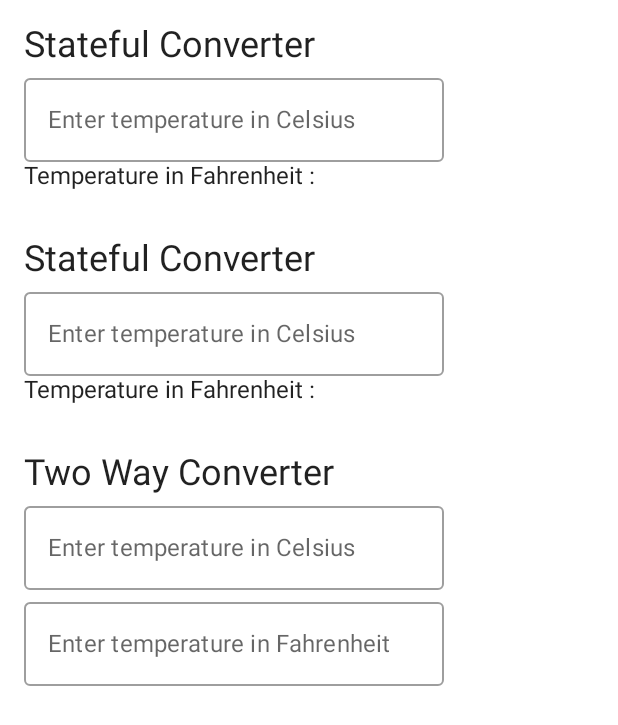
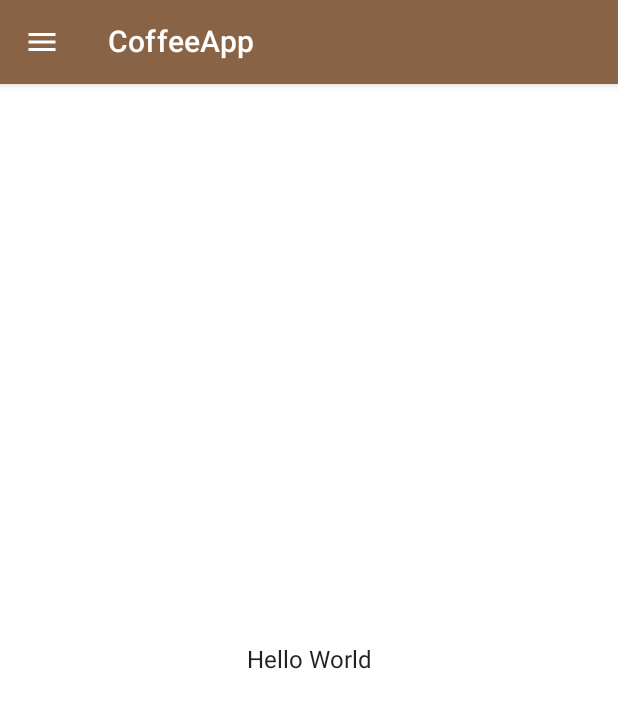
Before and after one commit to arifahmadalfian/CoffeeApp, an Android app built with Jetpack Compose: the screen it shows after launch (MainActivity), on a phone screen of 412 x 824 dp. Shown: the top 725 px of the screen. Run offline under Robolectric (Android 15) with nearby library versions, the phone set to English and light mode, and no system bars.

Commit message:
nav drawer

```diff
--- a/app/src/main/java/com/arifahmadalfian/coffeeapp/MainActivity.kt
+++ b/app/src/main/java/com/arifahmadalfian/coffeeapp/MainActivity.kt
@@ -27,6 +27,7 @@ import com.arifahmadalfian.coffeeapp.model.*
 import com.arifahmadalfian.coffeeapp.presentation.ConverterApp
 import com.arifahmadalfian.coffeeapp.presentation.StatefulConvertInput
 import com.arifahmadalfian.coffeeapp.presentation.TwoWayConverterApp
+import com.arifahmadalfian.coffeeapp.presentation.nav_drawer.MyNavDrawerApp
 import com.arifahmadalfian.coffeeapp.ui.components.*
 import com.arifahmadalfian.coffeeapp.ui.theme.CoffeeAppTheme
 import com.arifahmadalfian.coffeeapp.ui.theme.LightGray
@@ -41,11 +42,12 @@ class MainActivity : ComponentActivity() {
                     color = MaterialTheme.colors.background
                 ) {
                     //JetCoffeeApp()
-                    Column {
-                        StatefulConvertInput()
-                        ConverterApp()
-                        TwoWayConverterApp()
-                    }
+//                    Column {
+//                        StatefulConvertInput()
+//                        ConverterApp()
+//                        TwoWayConverterApp()
+//                    }
+                    MyNavDrawerApp(activity = this@MainActivity)
                 }
             }
         }
@@ -162,10 +164,10 @@ fun BottomBar(
 }
 
 
-@Preview(showBackground = true, device = Devices.PIXEL_4)
-@Composable
-fun JetCoffeeAppPreview() {
-    CoffeeAppTheme {
-        JetCoffeeApp()
-    }
-}
+//@Preview(showBackground = true, device = Devices.PIXEL_4)
+//@Composable
+//fun JetCoffeeAppPreview() {
+//    CoffeeAppTheme {
+//        JetCoffeeApp()
+//    }
+//}
--- /dev/null
+++ b/app/src/main/java/com/arifahmadalfian/coffeeapp/presentation/mynavdrawer/NavDrawerState.kt
@@ -0,0 +1,72 @@
+package com.arifahmadalfian.coffeeapp.presentation.mynavdrawer
+
+import android.app.Activity
+import android.content.Context
+import android.widget.Toast
+import androidx.compose.material.ScaffoldState
+import androidx.compose.material.SnackbarResult
+import androidx.compose.material.rememberScaffoldState
+import androidx.compose.runtime.Composable
+import androidx.compose.runtime.remember
+import androidx.compose.runtime.rememberCoroutineScope
+import androidx.compose.ui.platform.LocalContext
+import com.arifahmadalfian.coffeeapp.R
+import kotlinx.coroutines.CoroutineScope
+import kotlinx.coroutines.launch
+
+class NavDrawerState(
+    val scaffoldState: ScaffoldState,
+    private val scope: CoroutineScope,
+    private val context: Context,
+    private val activity: Activity
+) {
+
+    fun onMenuClick() {
+        scope.launch {
+            scaffoldState.drawerState.open()
+        }
+    }
+
+    fun onItemSelected(title: String) {
+        scope.launch {
+            scaffoldState.drawerState.close()
+            val snackBarResult = scaffoldState.snackbarHostState.showSnackbar(
+                message = context.resources.getString(R.string.coming_soon, title),
+                actionLabel = context.resources.getString(R.string.subscribe_question)
+            )
+            if (snackBarResult == SnackbarResult.ActionPerformed) {
+                Toast.makeText(
+                    context,
+                    context.resources.getString(R.string.subscribed_info),
+                    Toast.LENGTH_SHORT
+                ).show()
+            }
+        }
+    }
+
+    fun onBackPressed() {
+        if (scaffoldState.drawerState.isOpen) {
+            scope.launch {
+                scaffoldState.drawerState.close()
+            }
+        } else {
+            activity.finish()
+        }
+    }
+}
+
+@Composable
+fun rememberNavDrawerState(
+    scaffoldState: ScaffoldState = rememberScaffoldState(),
+    coroutineScope: CoroutineScope = rememberCoroutineScope(),
+    context: Context = LocalContext.current,
+    activity: Activity
+): NavDrawerState =
+    remember(scaffoldState, coroutineScope, context, activity) {
+        NavDrawerState(
+            scaffoldState = scaffoldState,
+            scope = coroutineScope,
+            context = context,
+            activity = activity
+        )
+    }
--- /dev/null
+++ b/app/src/main/java/com/arifahmadalfian/coffeeapp/presentation/nav_drawer/NavDrawer.kt
@@ -0,0 +1,171 @@
+package com.arifahmadalfian.coffeeapp.presentation.nav_drawer
+
+import android.app.Activity
+import android.widget.Toast
+import androidx.activity.OnBackPressedCallback
+import androidx.activity.compose.LocalOnBackPressedDispatcherOwner
+import androidx.compose.foundation.background
+import androidx.compose.foundation.clickable
+import androidx.compose.foundation.layout.*
+import androidx.compose.material.*
+import androidx.compose.material.icons.Icons
+import androidx.compose.material.icons.filled.AccountCircle
+import androidx.compose.material.icons.filled.Favorite
+import androidx.compose.material.icons.filled.Home
+import androidx.compose.material.icons.filled.Menu
+import androidx.compose.runtime.*
+import androidx.compose.ui.Alignment
+import androidx.compose.ui.Modifier
+import androidx.compose.ui.graphics.Color
+import androidx.compose.ui.graphics.vector.ImageVector
+import androidx.compose.ui.platform.LocalContext
+import androidx.compose.ui.platform.LocalLifecycleOwner
+import androidx.compose.ui.res.stringResource
+import androidx.compose.ui.tooling.preview.Preview
+import androidx.compose.ui.unit.dp
+import com.arifahmadalfian.coffeeapp.R
+import com.arifahmadalfian.coffeeapp.presentation.mynavdrawer.rememberNavDrawerState
+import com.arifahmadalfian.coffeeapp.ui.theme.CoffeeAppTheme
+import kotlinx.coroutines.launch
+
+@Composable
+fun MyNavDrawerApp(
+    activity: Activity,
+) {
+    val appDrawerState = rememberNavDrawerState(activity = activity)
+
+    Scaffold(
+        scaffoldState = appDrawerState.scaffoldState,
+        topBar = {
+            MyTopBar(
+                onMenuClick = appDrawerState::onMenuClick
+            )
+        },
+        drawerContent = {
+            MyDrawerContent(
+                onItemSelected = appDrawerState::onItemSelected,
+                onBackPress = appDrawerState::onBackPressed,
+            )
+        },
+        drawerGesturesEnabled = appDrawerState.scaffoldState.drawerState.isOpen,
+    ) { paddingValues ->
+        Box(
+            modifier = Modifier
+                .fillMaxSize()
+                .padding(paddingValues),
+            contentAlignment = Alignment.Center
+        ) {
+            Text(stringResource(R.string.hello_world))
+        }
+    }
+}
+
+@Composable
+fun MyTopBar(onMenuClick: () -> Unit) {
+    TopAppBar(
+        navigationIcon = {
+            IconButton(onClick = {
+                onMenuClick()
+            }) {
+                Icon(
+                    imageVector = Icons.Default.Menu,
+                    contentDescription = stringResource(R.string.menu)
+                )
+            }
+        },
+        title = {
+            Text(stringResource(R.string.app_name))
+        },
+    )
+}
+
+data class MenuItem(val title: String, val icon: ImageVector)
+
+@Composable
+fun MyDrawerContent(
+    modifier: Modifier = Modifier,
+    onItemSelected: (title: String) -> Unit,
+    onBackPress: () -> Unit,
+) {
+    val items = listOf(
+        MenuItem(
+            title = stringResource(R.string.home),
+            icon = Icons.Default.Home
+        ),
+        MenuItem(
+            title = stringResource(R.string.favourite),
+            icon = Icons.Default.Favorite
+        ),
+        MenuItem(
+            title = stringResource(R.string.profile),
+            icon = Icons.Default.AccountCircle
+        ),
+    )
+    Column(modifier.fillMaxSize()) {
+        Box(
+            modifier = Modifier
+                .height(190.dp)
+                .fillMaxWidth()
+                .background(MaterialTheme.colors.primary)
+        )
+        for (item in items) {
+            Row(
+                modifier = Modifier
+                    .clickable { onItemSelected(item.title) }
+                    .padding(vertical = 12.dp, horizontal = 16.dp)
+                    .fillMaxWidth(),
+                verticalAlignment = Alignment.CenterVertically
+            ) {
+                Icon(
+                    imageVector = item.icon,
+                    contentDescription = item.title,
+                    tint = Color.DarkGray
+                )
+                Spacer(Modifier.width(32.dp))
+                Text(text = item.title, style = MaterialTheme.typography.subtitle2)
+            }
+        }
+        Divider()
+    }
+//    BackHandler {
+    BackPressHandler {
+        //do something
+        onBackPress()
+    }
+}
+
+@Composable
+fun BackPressHandler(enabled: Boolean = true, onBackPressed: () -> Unit) {
+    val currentOnBackPressed by rememberUpdatedState(onBackPressed)
+    val backCallback = remember {
+        object : OnBackPressedCallback(enabled) {
+            override fun handleOnBackPressed() {
+                currentOnBackPressed()
+            }
+        }
+    }
+
+    SideEffect {
+        backCallback.isEnabled = enabled
+    }
+
+    val backDispatcher = checkNotNull(LocalOnBackPressedDispatcherOwner.current) {
+        "No OnBackPressedDispatcherOwner was provided via LocalOnBackPressedDispatcherOwner"
+    }.onBackPressedDispatcher
+
+    val lifecycleOwner = LocalLifecycleOwner.current
+    DisposableEffect(lifecycleOwner, backDispatcher) {
+        backDispatcher.addCallback(lifecycleOwner, backCallback)
+        onDispose {
+            backCallback.remove()
+        }
+    }
+}
+
+@Preview(showBackground = true)
+@Composable
+fun DefaultPreview() {
+    CoffeeAppTheme {
+        MyNavDrawerApp(activity = Activity())
+    }
+}
--- a/app/src/main/res/values/strings.xml
+++ b/app/src/main/res/values/strings.xml
@@ -22,4 +22,14 @@
     <string name="enter_celsius">Enter temperature in Celsius</string>
     <string name="temperature_fahrenheit">Temperature in Fahrenheit : %s</string>
     <string name="enter_temperature">Enter temperature in %s</string>
+
+    <string name="hello_world">Hello World</string>
+    <string name="menu">Menu</string>
+    <string name="hello_from_nav_drawer">Hello From Navigation Drawer</string>
+    <string name="home">Home</string>
+    <string name="favourite">Favourite</string>
+    <string name="profile">Profile</string>
+    <string name="coming_soon">%s Menu is Coming Soon!</string>
+    <string name="subscribe_question">Subscribe?</string>
+    <string name="subscribed_info">Subscribed. You will informed when the feature is ready</string>
 </resources>
```
